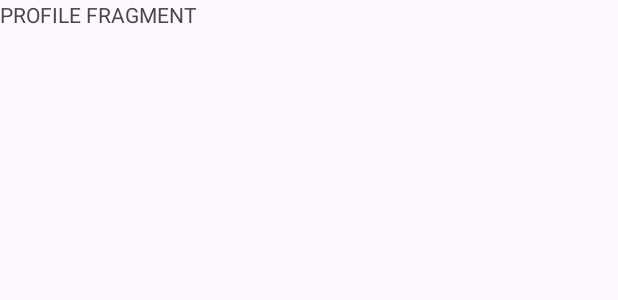
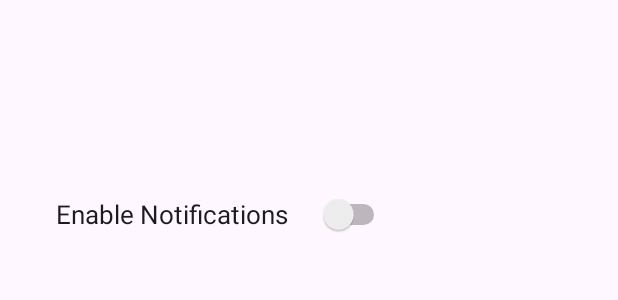
Before and after one commit to khyatiVyas1305/FitFiesta, an Android app: the layout fragment_profile.xml on its own in the app's theme, with its tools: preview values and no code run, on a phone screen of 412 x 824 dp. Shown: the top 300 px of the screen. Run offline under Robolectric (Android 15) with nearby library versions, the light colour scheme and no system bars; Roboto replaces fonts that are not available here.

Commit message:
Notifications feature added

```diff
--- a/app/src/main/java/com/example/fitfiesta/MainActivity.kt
+++ b/app/src/main/java/com/example/fitfiesta/MainActivity.kt
@@ -22,6 +22,7 @@ class MainActivity : AppCompatActivity() {
         replaceFragment(HomeFragment())
         sharedViewModel = ViewModelProvider(this).get(SharedViewModel::class.java)
 
+
         //BOTTOM NAVIGATION
         binding.bottomNavigationView.setOnItemSelectedListener {
             when(it.itemId){
@@ -43,6 +44,7 @@ class MainActivity : AppCompatActivity() {
 
     }
 
+
     private fun replaceFragment(fragment: Fragment) {
         val fragmentManager = supportFragmentManager
         val fragmentTransaction = fragmentManager.beginTransaction()
--- a/app/src/main/java/com/example/fitfiesta/WorkoutListAdapter.kt
+++ b/app/src/main/java/com/example/fitfiesta/WorkoutListAdapter.kt
@@ -42,9 +42,9 @@ class WorkoutListAdapter(var workoutsArrayList: ArrayList<WorkoutListData>) : Re
     override fun onCreateViewHolder(
         parent: ViewGroup,
         viewType: Int
-    ): WorkoutListAdapter.MyViewHolder {
+    ): MyViewHolder {
         val view = LayoutInflater.from(parent.context).inflate(R.layout.workout_list_item,parent,false)
-        return WorkoutListAdapter.MyViewHolder(view)
+        return MyViewHolder(view)
     }
 
 
@@ -52,7 +52,7 @@ class WorkoutListAdapter(var workoutsArrayList: ArrayList<WorkoutListData>) : Re
         return workoutsArrayList.size
     }
 
-    override fun onBindViewHolder(holder: WorkoutListAdapter.MyViewHolder, position: Int) {
+    override fun onBindViewHolder(holder: MyViewHolder, position: Int) {
         val workout = workoutsArrayList[position]
         holder.cardText.text = workout.exercise
 
--- a/app/src/main/java/com/example/fitfiesta/WorkoutListData.kt
+++ b/app/src/main/java/com/example/fitfiesta/WorkoutListData.kt
@@ -4,8 +4,7 @@ import android.os.Parcel
 import android.os.Parcelable
 
 data class WorkoutListData(var exercise: String) : Parcelable{
-    constructor(parcel: Parcel) : this(parcel.readString()!!) {
-    }
+    constructor(parcel: Parcel) : this(parcel.readString()!!)
 
     override fun writeToParcel(parcel: Parcel, flags: Int) {
         parcel.writeString(exercise)
--- a/app/src/main/java/com/example/fitfiesta/WorkoutPlansAdapter.kt
+++ b/app/src/main/java/com/example/fitfiesta/WorkoutPlansAdapter.kt
@@ -24,12 +24,12 @@ class WorkoutPlansAdapter(var workoutList: ArrayList<WorkoutPlansData>)  :Recycl
     override fun onCreateViewHolder(
         parent: ViewGroup,
         viewType: Int
-    ): WorkoutPlansAdapter.MyViewHolder {
+    ): MyViewHolder {
         val view = LayoutInflater.from(parent.context).inflate(R.layout.list_item,parent,false)
         return MyViewHolder(view)
     }
 
-    override fun onBindViewHolder(holder: WorkoutPlansAdapter.MyViewHolder, position: Int) {
+    override fun onBindViewHolder(holder: MyViewHolder, position: Int) {
         val workout = workoutList[position]
         holder.cardImage.setImageResource(workout.image)
         holder.cardText.text = workout.text
--- a/app/src/main/java/com/example/fitfiesta/WorkoutPlansData.kt
+++ b/app/src/main/java/com/example/fitfiesta/WorkoutPlansData.kt
@@ -7,8 +7,7 @@ data class WorkoutPlansData(var text: String, var image: Int): Parcelable{
     constructor(parcel: Parcel) : this(
         parcel.readString()!!,
         parcel.readInt()
-    ) {
-    }
+    )
 
     override fun describeContents(): Int {
         return 0
--- a/app/src/main/res/layout/fragment_profile.xml
+++ b/app/src/main/res/layout/fragment_profile.xml
@@ -1,14 +1,51 @@
 <?xml version="1.0" encoding="utf-8"?>
-<FrameLayout xmlns:android="http://schemas.android.com/apk/res/android"
+<androidx.constraintlayout.widget.ConstraintLayout xmlns:android="http://schemas.android.com/apk/res/android"
+    xmlns:app="http://schemas.android.com/apk/res-auto"
     xmlns:tools="http://schemas.android.com/tools"
     android:layout_width="match_parent"
     android:layout_height="match_parent"
     tools:context=".ProfileFragment">
 
-    <!-- TODO: Update blank fragment layout -->
-    <TextView
-        android:layout_width="match_parent"
-        android:layout_height="match_parent"
-        android:text="PROFILE FRAGMENT" />
 
-</FrameLayout>
+<!--    <TextView-->
+<!--        android:id="@+id/textView"-->
+<!--        android:layout_width="wrap_content"-->
+<!--        android:layout_height="wrap_content"-->
+<!--        android:text="Send me notifications!"-->
+<!--        android:textSize="20dp"-->
+<!--        app:layout_constraintBottom_toBottomOf="parent"-->
+<!--        app:layout_constraintEnd_toEndOf="parent"-->
+<!--        app:layout_constraintHorizontal_bias="0.075"-->
+<!--        app:layout_constraintStart_toStartOf="parent"-->
+<!--        app:layout_constraintTop_toTopOf="parent"-->
+<!--        app:layout_constraintVertical_bias="0.174" />-->
+
+<!--    <Button-->
+<!--        android:id="@+id/notificationBtn"-->
+<!--        android:layout_width="130dp"-->
+<!--        android:layout_height="wrap_content"-->
+<!--        android:text="Turn on"-->
+<!--        app:layout_constraintBottom_toBottomOf="parent"-->
+<!--        app:layout_constraintEnd_toEndOf="parent"-->
+<!--        app:layout_constraintHorizontal_bias="0.879"-->
+<!--        app:layout_constraintStart_toStartOf="parent"-->
+<!--        app:layout_constraintTop_toTopOf="parent"-->
+<!--        app:layout_constraintVertical_bias="0.163" />-->
+
+    <Switch
+        android:id="@+id/notificationSwitch"
+        android:layout_width="wrap_content"
+        android:layout_height="wrap_content"
+        android:padding="10dp"
+        android:switchPadding="20dp"
+        android:text="Enable Notifications"
+        android:textSize="17dp"
+        app:layout_constraintBottom_toBottomOf="parent"
+        app:layout_constraintEnd_toEndOf="parent"
+        app:layout_constraintHorizontal_bias="0.163"
+        app:layout_constraintStart_toStartOf="parent"
+        app:layout_constraintTop_toTopOf="parent"
+        app:layout_constraintVertical_bias="0.155" />
+
+
+</androidx.constraintlayout.widget.ConstraintLayout>
```
Also changed, not shown: app/src/main/AndroidManifest.xml (+8 -0 lines), app/src/main/java/com/example/fitfiesta/Notification.kt (added, +28 -0 lines), app/src/main/java/com/example/fitfiesta/ProfileFragment.kt (+134 -38 lines), app/src/main/java/com/example/fitfiesta/WorkoutPlansFragment.kt (+0 -7 lines).
